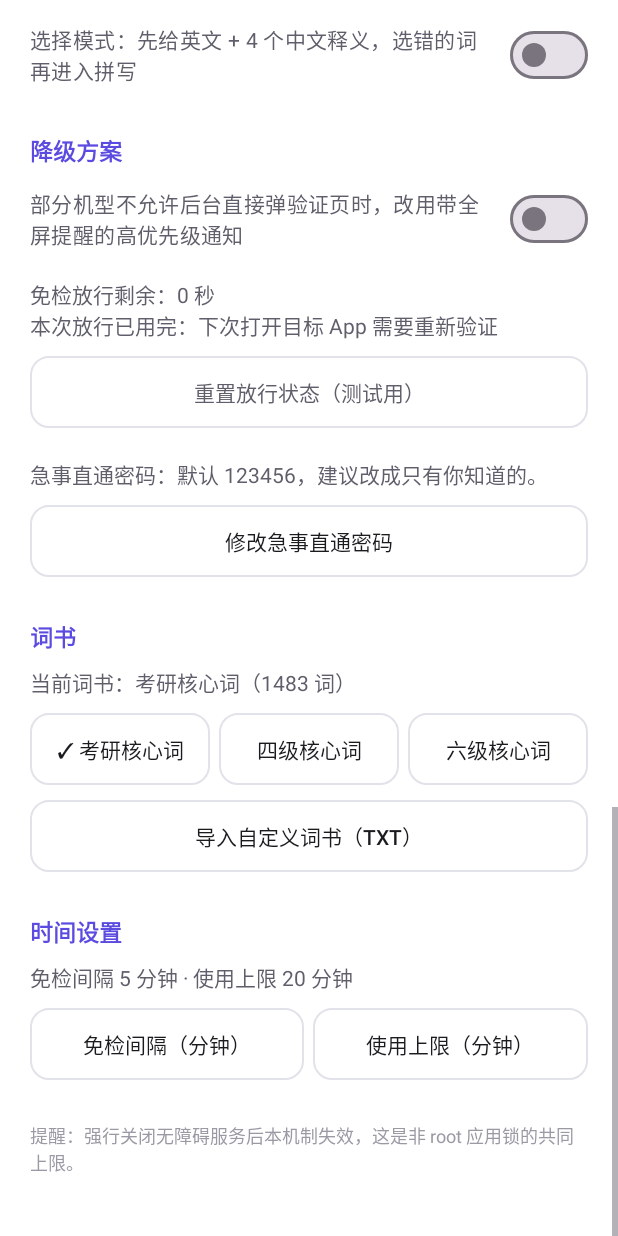
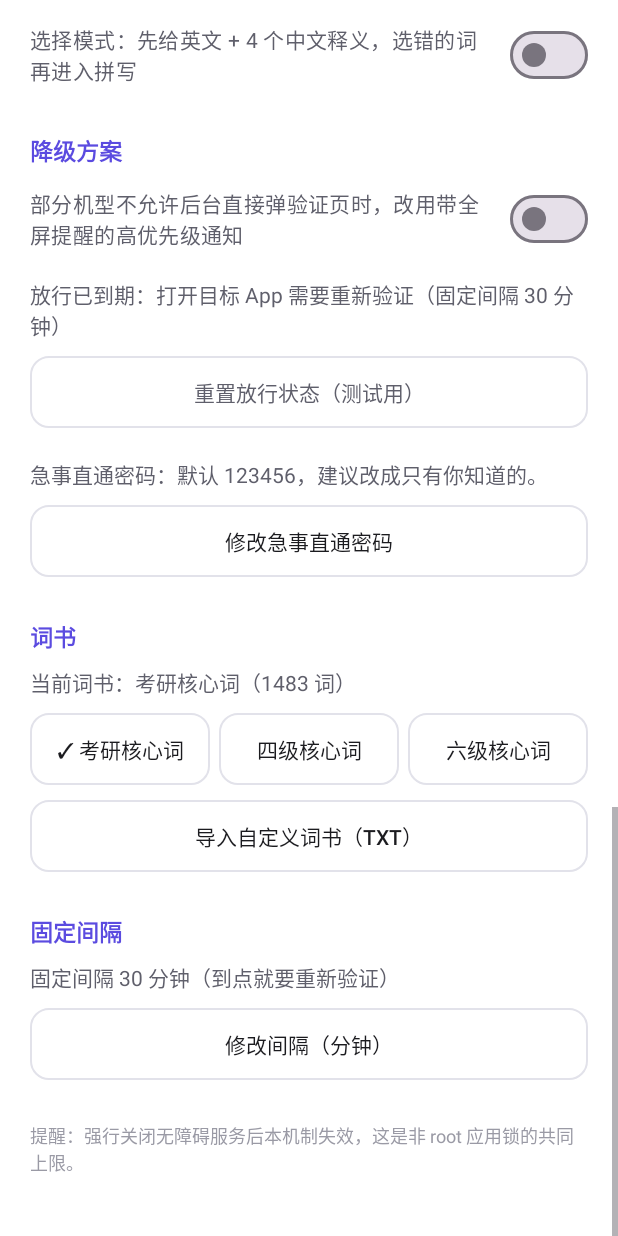
Before and after one commit to wgb730/SpellLock-android, an Android app: the screen it shows after launch (MainActivity), scrolled down 1550 dp, on a phone screen of 412 x 824 dp. Run offline under Robolectric (Android 15) with nearby library versions, the phone set to English and light mode, and no system bars.

Commit message:
feat: fixed-interval cooldown + self-healing accessibility service (v1.2.0)
- 时间设置合并为单一「固定间隔」（interval_minutes，默认 30，范围 1–480 分钟）：从验证通过起按真实时间倒计时，不管用不用都在走，到点重新验证
- 删掉累计使用计时（used_millis / 每 15 秒结算那一套）
- 守护服务改成三段式：连续 3 次巡检（约 60 秒）确认服务真没连上才摘组件重绑，修复后冷却 120 秒
- A11yGuard.restore() 改为幂等写：设置本来就正确时绝不重写，避免每次写 enabled_accessibility_services 触发系统重绑而自己制造「服务已断开」抖动
- 新增 GuardAlarm / GuardAlarmReceiver：setAndAllowWhileIdle 每 5 分钟把进程叫醒兜底
- 答题页页脚、无障碍服务描述、服务内注释统一成固定间隔口径
- README 新增 §15（含真机验证 8 项与两张新截图），许可证小节改为 §16

```diff
--- a/app/build.gradle.kts
+++ b/app/build.gradle.kts
@@ -11,8 +11,8 @@ android {
         applicationId = "com.detox.spelllock"
         minSdk = 26
         targetSdk = 34
-        versionCode = 3
-        versionName = "1.1.1"
+        versionCode = 4
+        versionName = "1.2.0"
     }
 
     buildTypes {
--- a/app/src/main/AndroidManifest.xml
+++ b/app/src/main/AndroidManifest.xml
@@ -105,6 +105,11 @@
         </service>
 
         <!-- 开机自启：重启后自动把守护服务与无障碍服务拉起来 -->
+        <!-- 看门狗：每 5 分钟醒一次，进程被杀后把守护服务与无障碍服务拉回来 -->
+        <receiver
+            android:name=".GuardAlarmReceiver"
+            android:exported="false" />
+
         <receiver
             android:name=".BootReceiver"
             android:exported="true">
--- a/app/src/main/java/com/detox/spelllock/AppPrefs.kt
+++ b/app/src/main/java/com/detox/spelllock/AppPrefs.kt
@@ -9,8 +9,7 @@ object AppPrefs {
     private const val KEY_ANSWER_MODE = "answer_reveal_mode"
     private const val KEY_CHOICE_MODE = "choice_mode"
     private const val KEY_WORD_BOOK = "word_book"
-    private const val KEY_GRACE_MINUTES = "grace_minutes"
-    private const val KEY_USAGE_MINUTES = "usage_minutes"
+    private const val KEY_INTERVAL_MINUTES = "interval_minutes"
     private const val KEY_GUARD_ENABLED = "guard_enabled"
 
     /** 验证页答案展示方式 */
@@ -33,12 +32,13 @@ object AppPrefs {
     private const val KEY_ADMIN_PASSWORD = "admin_password"
     const val DEFAULT_ADMIN_PASSWORD = "123456"
 
-    /** 时间设置：免检间隔（验证通过后多久内不再拦截）与使用上限（目标 App 累计可用多久）。 */
-    const val DEFAULT_GRACE_MINUTES = 5
-    const val DEFAULT_USAGE_MINUTES = 20
+    /**
+     * 固定间隔：验证通过后，不管用不用目标 App，时间一到就得重新验证。
+     * 从 v1.2.0 起只有这一个时间设置。
+     */
+    const val DEFAULT_INTERVAL_MINUTES = 30
     const val MIN_MINUTES = 1
-    const val MAX_GRACE_MINUTES = 120
-    const val MAX_USAGE_MINUTES = 480
+    const val MAX_INTERVAL_MINUTES = 480
 
     private fun prefs(context: Context) =
         context.applicationContext.getSharedPreferences(FILE, Context.MODE_PRIVATE)
@@ -75,25 +75,14 @@ object AppPrefs {
         prefs(context).edit().putString(KEY_WORD_BOOK, id).apply()
     }
 
-    /** 验证通过后的免检间隔（分钟）。 */
-    fun graceMinutes(context: Context): Int =
-        prefs(context).getInt(KEY_GRACE_MINUTES, DEFAULT_GRACE_MINUTES)
-            .coerceIn(MIN_MINUTES, MAX_GRACE_MINUTES)
+    /** 固定间隔（分钟）：验证通过后多久必须重新验证，与是否使用无关。 */
+    fun intervalMinutes(context: Context): Int =
+        prefs(context).getInt(KEY_INTERVAL_MINUTES, DEFAULT_INTERVAL_MINUTES)
+            .coerceIn(MIN_MINUTES, MAX_INTERVAL_MINUTES)
 
-    fun setGraceMinutes(context: Context, minutes: Int) {
+    fun setIntervalMinutes(context: Context, minutes: Int) {
         prefs(context).edit()
-            .putInt(KEY_GRACE_MINUTES, minutes.coerceIn(MIN_MINUTES, MAX_GRACE_MINUTES))
-            .apply()
-    }
-
-    /** 目标应用累计可用时长（分钟）。 */
-    fun usageMinutes(context: Context): Int =
-        prefs(context).getInt(KEY_USAGE_MINUTES, DEFAULT_USAGE_MINUTES)
-            .coerceIn(MIN_MINUTES, MAX_USAGE_MINUTES)
-
-    fun setUsageMinutes(context: Context, minutes: Int) {
-        prefs(context).edit()
-            .putInt(KEY_USAGE_MINUTES, minutes.coerceIn(MIN_MINUTES, MAX_USAGE_MINUTES))
+            .putInt(KEY_INTERVAL_MINUTES, minutes.coerceIn(MIN_MINUTES, MAX_INTERVAL_MINUTES))
             .apply()
     }
 
--- a/app/src/main/java/com/detox/spelllock/BootReceiver.kt
+++ b/app/src/main/java/com/detox/spelllock/BootReceiver.kt
@@ -12,6 +12,7 @@ class BootReceiver : BroadcastReceiver() {
         if (intent?.action != Intent.ACTION_BOOT_COMPLETED) return
         Log.i("SpellLock", "开机完成，启动守护服务")
         GuardService.start(context)
+        GuardAlarm.schedule(context)
         A11yGuard.restore(context)
     }
 }
--- /dev/null
+++ b/app/src/main/java/com/detox/spelllock/GuardAlarm.kt
@@ -0,0 +1,46 @@
+package com.detox.spelllock
+
+import android.app.AlarmManager
+import android.app.PendingIntent
+import android.content.BroadcastReceiver
+import android.content.Context
+import android.content.Intent
+import android.os.SystemClock
+import android.util.Log
+
+/**
+ * 定时唤醒（看门狗）。
+ *
+ * 为什么需要：进程被系统回收后，守护服务也跟着没了，单靠"应用内每 20 秒检查"根本跑不到。
+ * 用系统闹钟每 5 分钟把应用叫醒一次，起来后 GuardService 会把无障碍服务重新绑上。
+ *
+ * setAndAllowWhileIdle：不需要精确闹钟权限，Doze 下也能穿透（系统限流时最多约 9 分钟一次）。
+ */
+object GuardAlarm {
+
+    private const val TAG = "SpellLock"
+    private const val INTERVAL_MS = 5 * 60_000L
+    private const val REQUEST_CODE = 4300
+
+    fun schedule(context: Context) {
+        val manager = context.getSystemService(Context.ALARM_SERVICE) as? AlarmManager ?: return
+        val pending = PendingIntent.getBroadcast(
+            context,
+            REQUEST_CODE,
+            Intent(context, GuardAlarmReceiver::class.java),
+            PendingIntent.FLAG_UPDATE_CURRENT or PendingIntent.FLAG_IMMUTABLE
+        )
+        val at = SystemClock.elapsedRealtime() + INTERVAL_MS
+        runCatching {
+            manager.setAndAllowWhileIdle(AlarmManager.ELAPSED_REALTIME_WAKEUP, at, pending)
+        }.onFailure { Log.w(TAG, "定时唤醒设置失败：" + it.message, it) }
+    }
+}
+
+class GuardAlarmReceiver : BroadcastReceiver() {
+    override fun onReceive(context: Context, intent: Intent?) {
+        // 先排下一次，万一本次处理失败也不会断链
+        GuardAlarm.schedule(context)
+        GuardService.start(context)
+    }
+}
--- a/app/src/main/java/com/detox/spelllock/MainActivity.kt
+++ b/app/src/main/java/com/detox/spelllock/MainActivity.kt
@@ -105,6 +105,7 @@ class MainActivity : AppCompatActivity() {
         }
 
         GuardService.start(this)
+        GuardAlarm.schedule(this)
         // 前台服务是异步起来的，稍等一下再刷一次界面，否则守护状态会一直显示「未运行」
         handler.postDelayed({ refreshAll() }, 800L)
 
@@ -198,28 +199,16 @@ class MainActivity : AppCompatActivity() {
         btnBookCustom.setOnClickListener { switchBook(WordRepository.BOOK_CUSTOM) }
         findViewById<Button>(R.id.btnBookImport).setOnClickListener { pickBookFile() }
 
-        findViewById<Button>(R.id.btnSetGrace).setOnClickListener {
+        findViewById<Button>(R.id.btnSetInterval).setOnClickListener {
             showMinutesDialog(
-                getString(R.string.time_grace_dialog),
-                AppPrefs.graceMinutes(this),
-                AppPrefs.MAX_GRACE_MINUTES,
-                getString(R.string.time_grace_hint)
+                getString(R.string.time_interval_dialog),
+                AppPrefs.intervalMinutes(this),
+                AppPrefs.MAX_INTERVAL_MINUTES,
+                getString(R.string.time_interval_hint)
             ) { minutes ->
-                AppPrefs.setGraceMinutes(this, minutes)
+                AppPrefs.setIntervalMinutes(this, minutes)
                 refreshTimeUi()
-                toast(getString(R.string.time_saved, minutes))
-            }
-        }
-
-        findViewById<Button>(R.id.btnSetUsage).setOnClickListener {
-            showMinutesDialog(
-                getString(R.string.time_usage_dialog),
-                AppPrefs.usageMinutes(this),
-                AppPrefs.MAX_USAGE_MINUTES,
-                getString(R.string.time_usage_hint)
-            ) { minutes ->
-                AppPrefs.setUsageMinutes(this, minutes)
-                refreshTimeUi()
+                refreshGraceText()
                 toast(getString(R.string.time_saved, minutes))
             }
         }
@@ -293,18 +282,14 @@ class MainActivity : AppCompatActivity() {
     }
 
     private fun refreshGraceText() {
-        val grace = UnlockGate.remainingSeconds(this)
-        val usageLeftSec = UnlockGate.usageRemainingMillis(this) / 1000L
-        val usedSec = UnlockGate.usedMillis(this) / 1000L
-        val limitSec = UnlockGate.usageLimitMs(this) / 1000L
-        val usageText = if (usageLeftSec > 0L) {
-            "本次放行：已用 " + (usedSec / 60L) + " 分 " + (usedSec % 60L) + " 秒，还可再用 " +
-                (usageLeftSec / 60L) + " 分 " + (usageLeftSec % 60L) +
-                " 秒（三款应用累计满 " + (limitSec / 60L) + " 分钟会再测一次）"
+        val leftSec = UnlockGate.remainingSeconds(this)
+        val totalMin = AppPrefs.intervalMinutes(this)
+        graceStatus.text = if (leftSec > 0L) {
+            "距离下次验证：" + (leftSec / 60L) + " 分 " + (leftSec % 60L) +
+                " 秒（固定间隔 " + totalMin + " 分钟，不管用不用都在走）"
         } else {
-            "本次放行已用完：下次打开目标 App 需要重新验证"
+            "放行已到期：打开目标 App 需要重新验证（固定间隔 " + totalMin + " 分钟）"
         }
-        graceStatus.text = "免检放行剩余：" + grace + " 秒\n" + usageText
     }
 
     /** 修改急事直通密码：两次输入一致且不少于 4 位才保存。 */
@@ -585,11 +570,7 @@ class MainActivity : AppCompatActivity() {
     // ---------- 时间设置 ----------
 
     private fun refreshTimeUi() {
-        timeStatus.text = getString(
-            R.string.time_status_format,
-            AppPrefs.graceMinutes(this),
-            AppPrefs.usageMinutes(this)
-        )
+        timeStatus.text = getString(R.string.time_status_format, AppPrefs.intervalMinutes(this))
     }
 
     /** 分钟数输入框：1..max 的整数才保存。 */
--- a/app/src/main/java/com/detox/spelllock/SpellCheckActivity.kt
+++ b/app/src/main/java/com/detox/spelllock/SpellCheckActivity.kt
@@ -691,10 +691,10 @@ class SpellCheckActivity : AppCompatActivity() {
     private fun unlockAndFinish() {
         UnlockGate.grant(this)
         OverlayLock.hide()
-        val minutes = UnlockGate.usageLimitMs(this) / 60_000L
+        val minutes = UnlockGate.intervalMs(this) / 60_000L
         Toast.makeText(
             this,
-            "验证通过：三款应用累计可用 " + minutes + " 分钟",
+            "验证通过：" + minutes + " 分钟内不再拦截（到点重新验证）",
             Toast.LENGTH_SHORT
         ).show()
         // 只关闭验证页，不重新启动目标 App：下层目标 App 原样显现
--- a/app/src/main/java/com/detox/spelllock/UnlockGate.kt
+++ b/app/src/main/java/com/detox/spelllock/UnlockGate.kt
@@ -5,27 +5,22 @@ import android.os.SystemClock
 import android.provider.Settings
 
 /**
- * 放行状态记录（两个量）：
- * 1) 免检放行：验证通过后在「免检间隔」内不重复弹验证（默认 5 分钟，主页可改）。
- * 2) 累计可用时长：哔哩哔哩 / 抖音 / 抖音精选 三个应用合计使用满「使用上限」（默认 20 分钟，主页可改），
- *    必须重新验证。
- *    只有目标应用在前台时才计时，切到别处不计；验证通过后计数清零。
+ * 放行状态：固定间隔模式（v1.2.0 起）。
  *
- * 同时记录 elapsedRealtime 和开机计数（BOOT_COUNT）：
+ * 验证通过 → 记下这一刻；之后**不管你有没有在用目标应用，时间都在走**；
+ * 到了「固定间隔」（默认 30 分钟，主页可改）就作废，下次打开目标应用必须重新验证。
+ *
+ * 同时记录 elapsedRealtime 与开机计数（BOOT_COUNT）：
  * - elapsedRealtime 不受改系统时间影响
- * - BOOT_COUNT 变化说明设备重启过，旧记录一律作废
+ * - BOOT_COUNT 变了说明设备重启过，旧记录一律作废
  */
 object UnlockGate {
 
-    /** 验证通过后的免检放行时长，可在主页「时间设置」改（默认 5 分钟）。 */
-    fun gracePeriodMs(context: Context): Long = AppPrefs.graceMinutes(context) * 60_000L
-
-    /** 目标应用累计可用时长，可在主页「时间设置」改（默认 20 分钟）。 */
-    fun usageLimitMs(context: Context): Long = AppPrefs.usageMinutes(context) * 60_000L
+    /** 固定间隔时长（毫秒）。 */
+    fun intervalMs(context: Context): Long = AppPrefs.intervalMinutes(context) * 60_000L
 
     private const val FILE = "unlock_gate"
     private const val KEY_LAST_UNLOCK_ELAPSED = "last_unlock_elapsed"
-    private const val KEY_USED_MILLIS = "used_millis"
     private const val KEY_GRANTED = "granted"
     private const val KEY_BOOT_COUNT = "boot_count"
 
@@ -34,116 +29,63 @@ object UnlockGate {
 
     private fun currentBootCount(context: Context): Int {
         return try {
-            Settings.Global.getInt(
-                context.contentResolver,
-                Settings.Global.BOOT_COUNT,
-                -1
-            )
+            Settings.Global.getInt(context.contentResolver, Settings.Global.BOOT_COUNT, -1)
         } catch (t: Throwable) {
             -1
         }
     }
 
     private fun isBootValid(context: Context): Boolean {
-        val p = prefs(context)
-        val stored = p.getInt(KEY_BOOT_COUNT, -1)
+        val stored = prefs(context).getInt(KEY_BOOT_COUNT, -1)
         if (stored < 0) return false
         return stored == currentBootCount(context)
     }
 
-    /** 记录解锁时刻并清零累计使用时长（仅在验证通过 / 管理员直通时调用）。 */
+    /** 记录放行时刻（验证通过 / 急事直通时调用）。 */
     fun grant(context: Context) {
-        val now = SystemClock.elapsedRealtime()
         prefs(context).edit()
-            .putLong(KEY_LAST_UNLOCK_ELAPSED, now)
-            .putLong(KEY_USED_MILLIS, 0L)
+            .putLong(KEY_LAST_UNLOCK_ELAPSED, SystemClock.elapsedRealtime())
             .putBoolean(KEY_GRANTED, true)
             .putInt(KEY_BOOT_COUNT, currentBootCount(context))
             .apply()
     }
 
-    /** 撤销全部放行状态（下次打开目标应用必须验证）。 */
+    /** 撤销放行：下次打开目标应用必须验证。 */
     fun revoke(context: Context) {
         prefs(context).edit()
             .remove(KEY_LAST_UNLOCK_ELAPSED)
-            .remove(KEY_USED_MILLIS)
             .remove(KEY_GRANTED)
+            .remove(KEY_BOOT_COUNT)
             .apply()
     }
 
-    /** 累加一次目标应用的前台使用时长；累计用满 20 分钟后本次放行作废。 */
-    fun addUsage(context: Context, millis: Long) {
-        if (millis <= 0L) return
-        if (!hasActiveSession(context)) return
-        val p = prefs(context)
-        val used = p.getLong(KEY_USED_MILLIS, 0L) + millis
-        val edit = p.edit().putLong(KEY_USED_MILLIS, used)
-        if (used >= usageLimitMs(context)) {
-            edit.putBoolean(KEY_GRANTED, false)
-        }
-        edit.apply()
-    }
-
-    fun isInGracePeriod(context: Context): Boolean = remainingGraceMillis(context) > 0L
-
-    fun remainingSeconds(context: Context): Long {
-        val left = remainingGraceMillis(context)
-        if (left <= 0L) return 0L
-        return (left + 999L) / 1000L
-    }
-
-    /** 本次放行累计已用掉多少毫秒。 */
-    fun usedMillis(context: Context): Long {
+    /** 本次放行还剩多少毫秒；0 = 已到点或从没验证过。 */
+    fun remainingMillis(context: Context): Long {
         if (!isBootValid(context)) {
             revoke(context)
             return 0L
         }
-        return prefs(context).getLong(KEY_USED_MILLIS, 0L)
-    }
-
-    /** true = 还有可用时长（验证通过过、且累计没用满 20 分钟）。 */
-    fun hasActiveSession(context: Context): Boolean {
-        if (!isBootValid(context)) {
-            revoke(context)
-            return false
-        }
         val p = prefs(context)
-        if (!p.getBoolean(KEY_GRANTED, false)) return false
-        return p.getLong(KEY_USED_MILLIS, 0L) < usageLimitMs(context)
-    }
-
-    /** true = 累计用满 20 分钟，必须重新验证。 */
-    fun isUsageExhausted(context: Context): Boolean {
-        if (!isBootValid(context)) return false
-        val p = prefs(context)
-        if (!p.getBoolean(KEY_GRANTED, false) && p.getLong(KEY_USED_MILLIS, 0L) < usageLimitMs(context)) {
-            return false
-        }
-        return p.getLong(KEY_USED_MILLIS, 0L) >= usageLimitMs(context)
-    }
-
-    /** 累计还能用多少毫秒；0 表示已用完或还没验证过。 */
-    fun usageRemainingMillis(context: Context): Long {
-        if (!hasActiveSession(context)) return 0L
-        val left = usageLimitMs(context) - usedMillis(context)
-        return if (left > 0L) left else 0L
-    }
-
-    private fun remainingGraceMillis(context: Context): Long {
-        val p = prefs(context)
+        if (!p.getBoolean(KEY_GRANTED, false)) return 0L
         val last = p.getLong(KEY_LAST_UNLOCK_ELAPSED, -1L)
         if (last < 0L) return 0L
-        // 重启过（或拿不到 BOOT_COUNT 时按失效处理）：状态作废
-        if (!isBootValid(context)) {
-            revoke(context)
-            return 0L
-        }
         val now = SystemClock.elapsedRealtime()
         if (now < last) {
             revoke(context)
             return 0L
         }
-        val left = gracePeriodMs(context) - (now - last)
+        val left = intervalMs(context) - (now - last)
         return if (left > 0L) left else 0L
     }
+
+    fun remainingSeconds(context: Context): Long {
+        val left = remainingMillis(context)
+        return if (left <= 0L) 0L else (left + 999L) / 1000L
+    }
+
+    /** true = 这次放行还没到点。 */
+    fun hasActiveSession(context: Context): Boolean = remainingMillis(context) > 0L
+
+    /** 兼容旧调用名：语义已经统一成「固定间隔还没走完」。 */
+    fun isInGracePeriod(context: Context): Boolean = hasActiveSession(context)
 }
--- a/app/src/main/res/layout/activity_main.xml
+++ b/app/src/main/res/layout/activity_main.xml
@@ -474,33 +474,15 @@
             android:textColor="@color/text_secondary"
             android:textSize="14sp" />
 
-        <LinearLayout
+        <androidx.appcompat.widget.AppCompatButton
+            android:id="@+id/btnSetInterval"
             android:layout_width="match_parent"
-            android:layout_height="wrap_content"
+            android:layout_height="48dp"
             android:layout_marginTop="10dp"
-            android:orientation="horizontal">
-
-            <androidx.appcompat.widget.AppCompatButton
-                android:id="@+id/btnSetGrace"
-                android:layout_width="0dp"
-                android:layout_height="48dp"
-                android:layout_marginEnd="6dp"
-                android:layout_weight="1"
-                android:background="@drawable/bg_secondary_button"
-                android:text="@string/time_grace_button"
-                android:textAllCaps="false"
-                android:textColor="@color/text_primary" />
-
-            <androidx.appcompat.widget.AppCompatButton
-                android:id="@+id/btnSetUsage"
-                android:layout_width="0dp"
-                android:layout_height="48dp"
-                android:layout_weight="1"
-                android:background="@drawable/bg_secondary_button"
-                android:text="@string/time_usage_button"
-                android:textAllCaps="false"
-                android:textColor="@color/text_primary" />
-        </LinearLayout>
+            android:background="@drawable/bg_secondary_button"
+            android:text="@string/time_interval_button"
+            android:textAllCaps="false"
+            android:textColor="@color/text_primary" />
 
         <TextView
             android:layout_width="match_parent"
--- a/app/src/main/res/values/strings.xml
+++ b/app/src/main/res/values/strings.xml
@@ -2,12 +2,12 @@
 <resources>
     <string name="app_name">拼写自律锁</string>
     <string name="service_label">拼写自律锁 · 前台应用检测</string>
-    <string name="accessibility_service_description">用于识别哔哩哔哩、抖音等目标应用是否被打开。检测到目标应用时会立刻弹出全屏验证页，答对 10 个单词才能继续使用；验证通过后在免检间隔内不重复拦截，目标应用累计使用满使用上限会再测一次（两个时长都能在主页自定义）。本服务不读取窗口内容，也不会上传任何数据。</string>
+    <string name="accessibility_service_description">用于识别哔哩哔哩、抖音等目标应用是否被打开。检测到目标应用时会立刻弹出全屏验证页，答对 10 个单词才能继续使用；验证通过后开始固定间隔倒计时，时间到了会再测一次（间隔可在主页自定义，1–480 分钟）。本服务不读取窗口内容，也不会上传任何数据。</string>
 
     <string name="verify_title">先答对 10 个单词</string>
     <string name="verify_subtitle">下面的中文释义来自你选的词书，请输入对应的英文单词（忽略大小写）。</string>
     <string name="verify_button">验证并继续</string>
-    <string name="verify_footnote">没有跳过按钮。全部答对才会关闭本页；验证通过后 5 分钟内不重复拦截，三款应用累计使用满 20 分钟会再测一次。</string>
+    <string name="verify_footnote">没有跳过按钮。全部答对才会关闭本页；验证通过后开始固定间隔倒计时，到点后不管用不用都会再测一次（间隔可在主页修改）。</string>
     <string name="spell_error">拼写错误，请重试</string>
     <string name="loading_words">正在加载词表…</string>
     <string name="retry_load">重新加载词表</string>
@@ -40,9 +40,8 @@
     <string name="book_section">词书</string>
     <string name="book_import">导入自定义词书（TXT）</string>
     <string name="book_custom">自定义词书</string>
-    <string name="time_section">时间设置</string>
-    <string name="time_grace_button">免检间隔（分钟）</string>
-    <string name="time_usage_button">使用上限（分钟）</string>
+    <string name="time_section">固定间隔</string>
+    <string name="time_interval_button">修改间隔（分钟）</string>
     <string name="time_save">保存</string>
     <string name="time_invalid">请输入 1–%1$d 之间的整数分钟</string>
     <string name="book_switched">已切换到「%1$s」，共 %2$d 词</string>
@@ -50,11 +49,9 @@
     <string name="book_import_failed">导入失败：%1$s</string>
     <string name="book_status_format">当前词书：%1$s（%2$d 词）</string>
     <string name="book_status_failed">当前词书：%1$s（读取失败：%2$s）</string>
-    <string name="time_status_format">免检间隔 %1$d 分钟 · 使用上限 %2$d 分钟</string>
-    <string name="time_grace_dialog">免检间隔（1–120 分钟）</string>
-    <string name="time_usage_dialog">使用上限（1–480 分钟）</string>
-    <string name="time_grace_hint">验证通过后，这段时间内再打开目标应用不再拦截。</string>
-    <string name="time_usage_hint">目标应用累计可用时长，用满后必须重新验证（累计计时，切走不暂停清零）。</string>
+    <string name="time_status_format">固定间隔 %1$d 分钟（到点就要重新验证）</string>
+    <string name="time_interval_dialog">固定间隔（1–480 分钟）</string>
+    <string name="time_interval_hint">验证通过后开始倒计时，不管有没有在用目标应用都在走；到点后下次打开目标应用就要重新验证。</string>
     <string name="time_minutes_hint">分钟</string>
     <string name="time_saved">已保存：%1$d 分钟</string>
 
```
Also changed, not shown: app/src/main/java/com/detox/spelllock/A11yGuard.kt (+33 -3 lines), app/src/main/java/com/detox/spelllock/AppAccessibilityService.kt (+14 -77 lines), app/src/main/java/com/detox/spelllock/GuardService.kt (+30 -7 lines), 3 other files.
